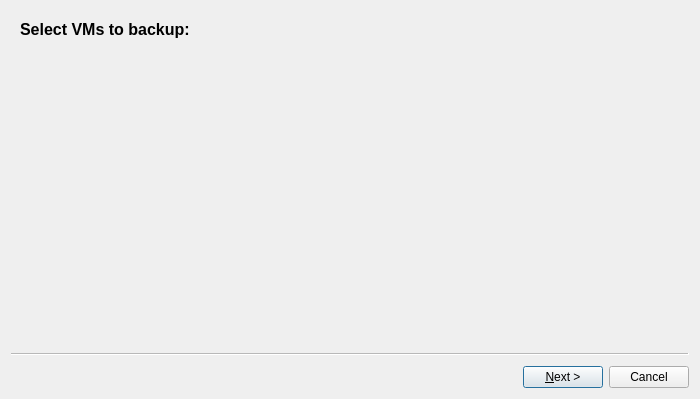
First picture: the form in backupdlg.ui, repository QubesOS/qubes-manager, before the edit.
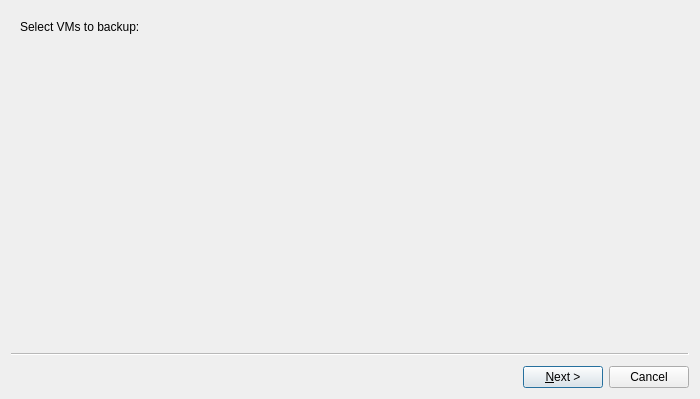
Second picture: the form after the edit.

Diff of the .ui file:
```diff
--- a/backupdlg.ui
+++ b/backupdlg.ui
@@ -25,10 +25,10 @@
      <widget class="QLabel" name="label_4">
       <property name="font">
        <font>
-        <pointsize>12</pointsize>
-        <weight>75</weight>
+        <pointsize>9</pointsize>
+        <weight>50</weight>
         <italic>false</italic>
-        <bold>true</bold>
+        <bold>false</bold>
         <underline>false</underline>
        </font>
       </property>
```
Left out of the diff: 70 changed lines with no effect on the pictures. Lines whose indentation alone changed are shown as unchanged.
